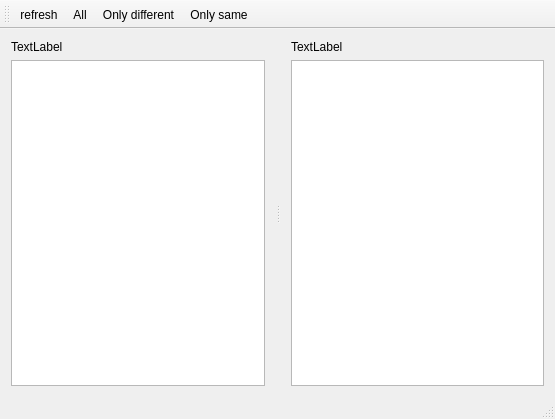
Above: UniversalDebugger/DebugCompare.ui from roomain/UDebugger before the change. Below: the same form after it.
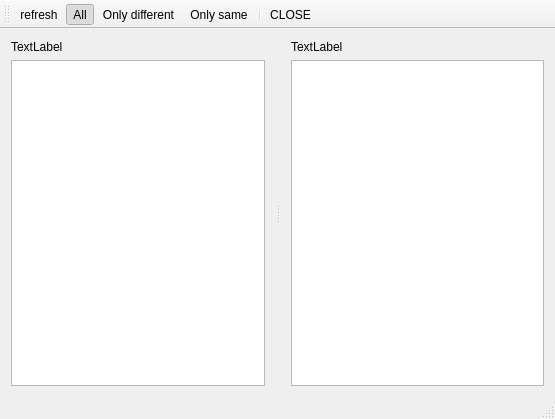
That is the form after the change. Icons and pictures are not drawn.

```diff
--- a/UniversalDebugger/DebugCompare.ui
+++ b/UniversalDebugger/DebugCompare.ui
@@ -78,6 +78,8 @@
    <addaction name="actionAll"/>
    <addaction name="actionOnly_different"/>
    <addaction name="actionOnly_same"/>
+   <addaction name="separator"/>
+   <addaction name="actionCLOSE"/>
   </widget>
   <widget class="QStatusBar" name="statusBar"/>
   <action name="actionOnly_same">
@@ -105,6 +107,12 @@
    </property>
   </action>
   <action name="actionAll">
+   <property name="checkable">
+    <bool>true</bool>
+   </property>
+   <property name="checked">
+    <bool>true</bool>
+   </property>
    <property name="icon">
     <iconset resource="DebuggerUI.qrc">
      <normaloff>:/DebuggerUI/resources/all.png</normaloff>:/DebuggerUI/resources/all.png</iconset>
@@ -128,6 +136,14 @@
     <enum>QAction::NoRole</enum>
    </property>
   </action>
+  <action name="actionCLOSE">
+   <property name="text">
+    <string>CLOSE</string>
+   </property>
+   <property name="menuRole">
+    <enum>QAction::NoRole</enum>
+   </property>
+  </action>
  </widget>
  <layoutdefault spacing="6" margin="11"/>
  <resources>
```
Left out of the diff: 10 changed lines with no effect on the pictures.
